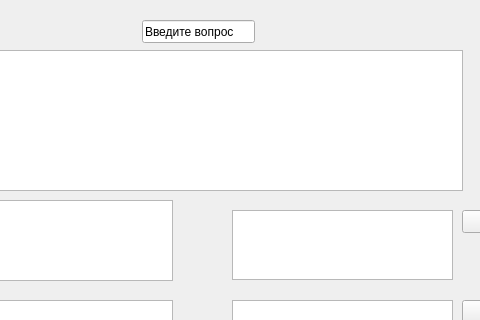
Before: the Qt Designer form ui/add_question.ui in Sandsto/Exam_desktopapp, drawn with Qt 5; both pictures show x 148 to 628 and y 0 to 320 of the 800 by 624 pixel window.
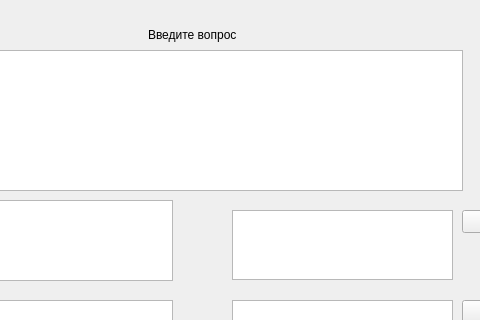
After: the same form once the commit is applied.

The edit to the form file:
```diff
--- a/ui/add_question.ui
+++ b/ui/add_question.ui
@@ -30,19 +30,6 @@
      </rect>
     </property>
    </widget>
-   <widget class="QLineEdit" name="lineEdit">
-    <property name="geometry">
-     <rect>
-      <x>290</x>
-      <y>20</y>
-      <width>113</width>
-      <height>23</height>
-     </rect>
-    </property>
-    <property name="text">
-     <string>Введите вопрос</string>
-    </property>
-   </widget>
    <widget class="QPlainTextEdit" name="plainTextEdit_2">
     <property name="geometry">
      <rect>
@@ -370,6 +357,19 @@
      <string>Назад</string>
     </property>
    </widget>
+   <widget class="QLabel" name="label">
+    <property name="geometry">
+     <rect>
+      <x>296</x>
+      <y>25</y>
+      <width>191</width>
+      <height>20</height>
+     </rect>
+    </property>
+    <property name="text">
+     <string>Введите вопрос</string>
+    </property>
+   </widget>
   </widget>
   <widget class="QMenuBar" name="menubar">
    <property name="geometry">
```
